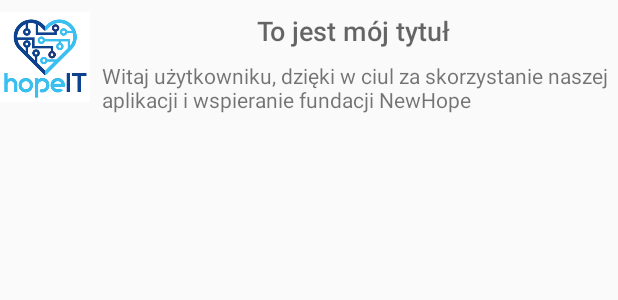
After one commit to markowanga/android-v2-hopeit, an Android app: the layout message_dialog.xml on its own in the app's theme, with its tools: preview values and no code run, on a phone screen of 412 x 824 dp. The commit adds this screen. Shown: the top 300 px of the screen. Run offline under Robolectric (Android 15) with nearby library versions, the phone set to English and light mode, and no system bars.

Commit message:
Messages

```diff
--- a/app/build.gradle
+++ b/app/build.gradle
@@ -55,4 +55,5 @@ dependencies {
 //    compile 'com.squareup.okhttp3:okhttp-urlconnection:3.6.0'
     compile 'com.squareup.retrofit2:retrofit:2.0.2'
     compile 'com.squareup.retrofit2:converter-gson:2.0.2'
+    compile 'com.squareup.picasso:picasso:2.5.2'
 }
--- a/app/src/main/java/pl/hopeit/hopeitandroid/MessageAdapter.java
+++ b/app/src/main/java/pl/hopeit/hopeitandroid/MessageAdapter.java
@@ -8,7 +8,7 @@ import android.widget.TextView;
 
 import com.github.pavlospt.roundedletterview.RoundedLetterView;
 
-import pl.hopeit.hopeitandroid.MessageFragment.OnListFragmentInteractionListener;
+import pl.hopeit.hopeitandroid.MessagesFragment.OnListFragmentInteractionListener;
 
 import java.util.List;
 
--- a/app/src/main/res/layout/fragment_message_list.xml
+++ b/app/src/main/res/layout/fragment_message_list.xml
@@ -9,5 +9,5 @@
     android:layout_marginLeft="16dp"
     android:layout_marginRight="16dp"
     app:layoutManager="LinearLayoutManager"
-    tools:context="pl.hopeit.hopeitandroid.MessageFragment"
+    tools:context="pl.hopeit.hopeitandroid.MessagesFragment"
     tools:listitem="@layout/fragment_message" />
--- /dev/null
+++ b/app/src/main/res/layout/message_dialog.xml
@@ -0,0 +1,44 @@
+<?xml version="1.0" encoding="utf-8"?>
+<android.support.constraint.ConstraintLayout
+    xmlns:android="http://schemas.android.com/apk/res/android"
+    xmlns:app="http://schemas.android.com/apk/res-auto"
+    xmlns:tools="http://schemas.android.com/tools"
+    android:layout_width="match_parent"
+    android:layout_height="match_parent">
+
+    <ImageView
+        android:id="@+id/msg_dialog_image"
+        android:layout_width="60dp"
+        android:layout_height="60dp"
+        android:layout_marginTop="8dp"
+        android:src="@drawable/hopeit_logo"
+        app:layout_constraintStart_toStartOf="parent"
+        app:layout_constraintTop_toTopOf="parent" />
+
+    <TextView
+        android:id="@+id/msg_dialog_title"
+        android:layout_width="wrap_content"
+        android:layout_height="wrap_content"
+        android:layout_marginEnd="8dp"
+        android:layout_marginStart="8dp"
+        android:layout_marginTop="8dp"
+        app:layout_constraintEnd_toEndOf="parent"
+        app:layout_constraintStart_toEndOf="@+id/msg_dialog_image"
+        app:layout_constraintTop_toTopOf="parent"
+        android:textAppearance="@android:style/TextAppearance.DeviceDefault.Medium"
+        tools:text="To jest mój tytuł" />
+
+    <TextView
+        android:id="@+id/msg_dialog_content"
+        android:layout_width="0dp"
+        android:layout_height="0dp"
+        android:layout_marginBottom="8dp"
+        android:layout_marginStart="8dp"
+        android:layout_marginTop="8dp"
+        app:layout_constraintBottom_toBottomOf="parent"
+        app:layout_constraintEnd_toEndOf="parent"
+        app:layout_constraintStart_toEndOf="@+id/msg_dialog_image"
+        app:layout_constraintTop_toBottomOf="@+id/msg_dialog_title"
+        tools:text="Witaj użytkowniku, dzięki w ciul za skorzystanie naszej aplikacji i wspieranie fundacji NewHope" />
+
+</android.support.constraint.ConstraintLayout>
--- a/build.gradle
+++ b/build.gradle
@@ -7,7 +7,7 @@ buildscript {
         jcenter()
     }
     dependencies {
-        classpath 'com.android.tools.build:gradle:3.0.0-rc2'
+        classpath 'com.android.tools.build:gradle:3.0.0'
 
 
         // NOTE: Do not place your application dependencies here; they belong
```
Also changed, not shown: app/src/main/java/pl/hopeit/hopeitandroid/LoginActivity.java (+16 -4 lines), app/src/main/java/pl/hopeit/hopeitandroid/Message.java (+20 -5 lines), app/src/main/java/pl/hopeit/hopeitandroid/MessageDialogFragment.java (added, +64 -0 lines), app/src/main/java/pl/hopeit/hopeitandroid/MessagesFragment.java (renamed from app/src/main/java/pl/hopeit/hopeitandroid/MessageFragment.java, +20 -43 lines), app/src/main/java/pl/hopeit/hopeitandroid/RecyclerItemClickListener.java (added, +45 -0 lines).
